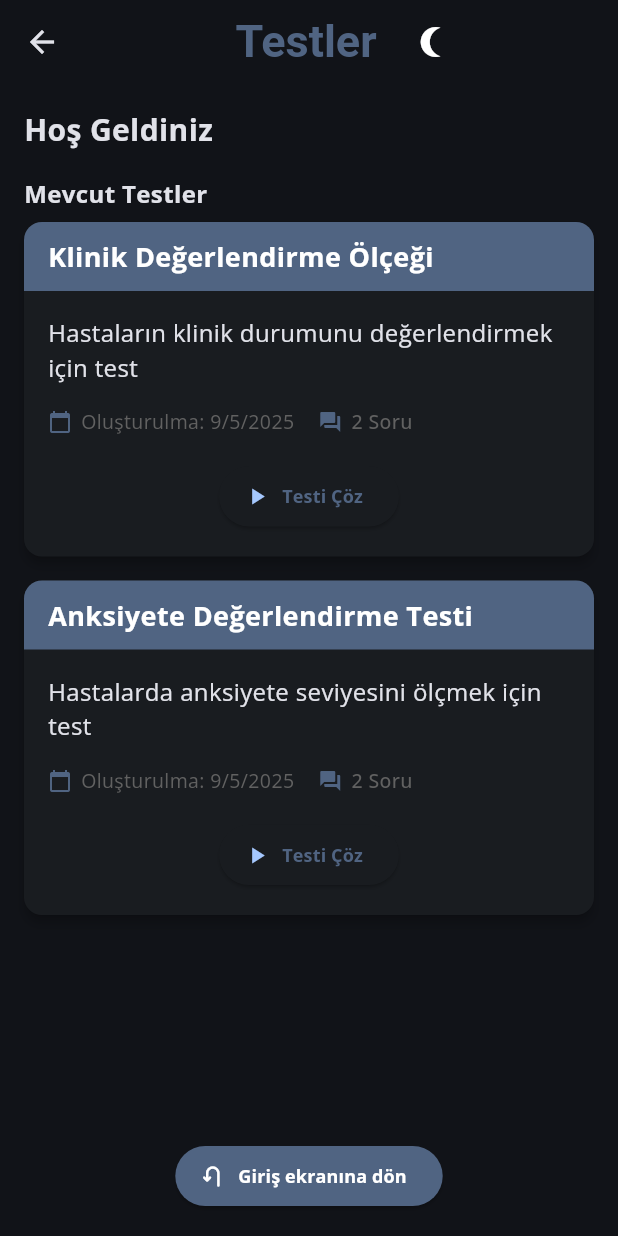
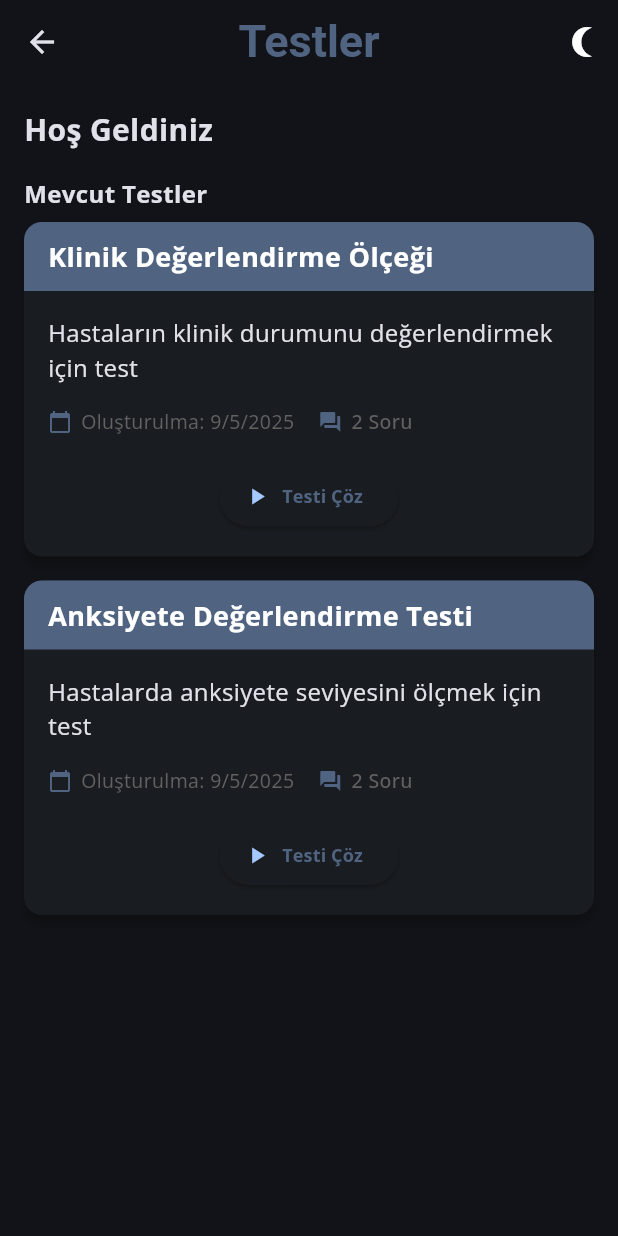
Before and after one commit to ardacagankeser/test-app, a Flutter app: the screen it shows after launch, after a tap on "Giriş yap", on a phone screen of 412 x 824 dp. Run offline on Flutter 3.47's test engine with Material 3 defaults, Android fonts, the phone set to English and light mode, and no system bars; our stand-ins replace google_fonts.

Commit message:
appbar alignment update

```diff
--- a/lib/screens/welcome_screen.dart
+++ b/lib/screens/welcome_screen.dart
@@ -37,22 +37,17 @@ class _WelcomeScreenState extends State<WelcomeScreen> {
 
     return Scaffold(
       appBar: AppBar(
-        title: Row(
-          mainAxisAlignment: MainAxisAlignment.center,
-
-          children: [
-            const Text(
+        title: const Text(
           'Testler',
             style: TextStyle(
             color: Color.fromRGBO(80,100,130,1),
             fontWeight: FontWeight.bold,
             fontSize: 30,
           ),
-              textAlign: TextAlign.center,
         ),
+        centerTitle: true,
 
-            const SizedBox(width: 12,),
-
+        actions: [
           IconButton(
             icon: Icon(
               themeNotifier.brightness == Brightness.dark
@@ -67,8 +62,6 @@ class _WelcomeScreenState extends State<WelcomeScreen> {
             },
           ),
         ],
-        ),
-        centerTitle: true
       ),
 
       body: Padding(
@@ -143,25 +136,6 @@ class _WelcomeScreenState extends State<WelcomeScreen> {
                   },
                 ),
             ),
-
-            Row(
-              mainAxisAlignment: MainAxisAlignment.center,
-
-              children: [
-                ElevatedButton.icon(
-                  onPressed: () {Navigator.of(context).pop();},
-                  icon: const Icon(
-                    Icons.u_turn_left_rounded,
-                    color: Colors.white,
-                  ),
-                  label: const Text('Giriş ekranına dön', style: TextStyle(fontWeight: FontWeight.bold),),
-                  style: ElevatedButton.styleFrom(
-                    foregroundColor: Colors.white,
-                    backgroundColor: Color.fromRGBO(80,100,130,1),
-                  ),
-                )
-              ],
-            )
           ],
         ),
       ),
```
Also changed, not shown: 1 other file. Lines whose indentation alone changed are shown as unchanged.
